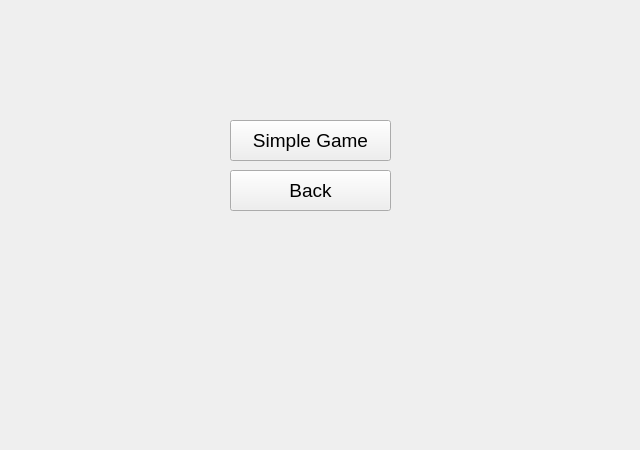
Qt form QTfrontend/hwform.ui (burp/hedgewars) before a commit.
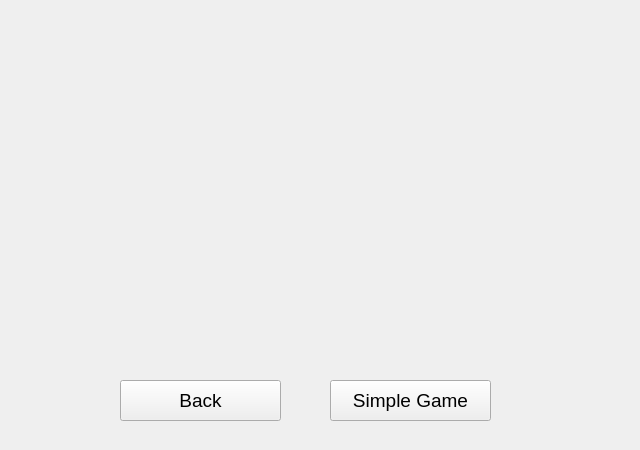
The same form after that commit. The open tabs and pages were chosen to show the change. Icons and pictures are not drawn.

Commit message: TeamSelect widget alpha added

```diff
--- a/QTfrontend/hwform.ui
+++ b/QTfrontend/hwform.ui
@@ -56,8 +56,8 @@
      <widget class="QPushButton" name="BtnSimpleGame" >
       <property name="geometry" >
        <rect>
-        <x>230</x>
-        <y>120</y>
+        <x>330</x>
+        <y>380</y>
         <width>161</width>
         <height>41</height>
        </rect>
@@ -86,8 +86,8 @@
      <widget class="QPushButton" name="BtnSPBack" >
       <property name="geometry" >
        <rect>
-        <x>230</x>
-        <y>170</y>
+        <x>120</x>
+        <y>380</y>
         <width>161</width>
         <height>41</height>
        </rect>
```
Left out of the diff: 10 changed lines with no effect on the pictures. The commit also changes 7 other files.
